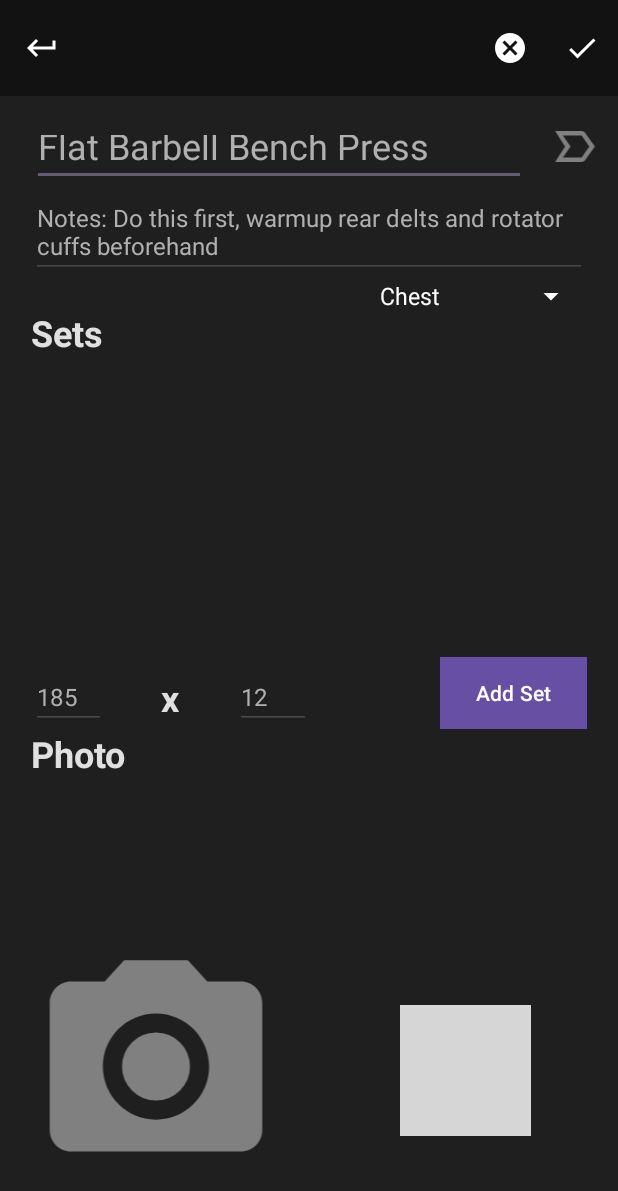
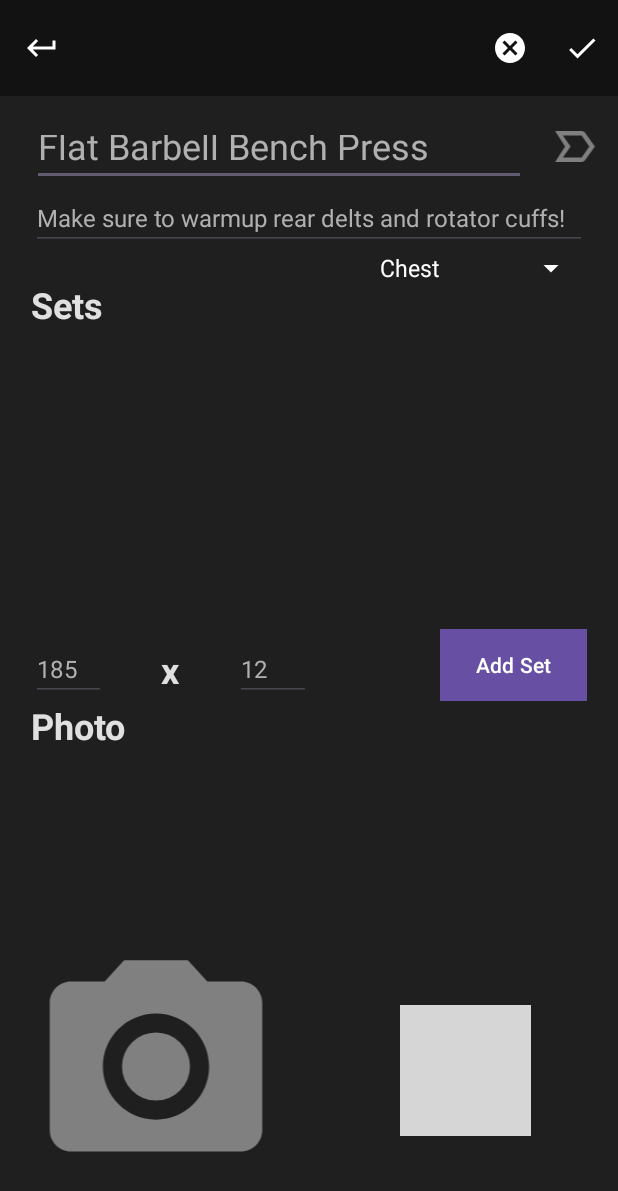
Before and after one commit to HamzaOumeziane/Exerdex-Mobile-App, an Android app: the AddEditExerciseActivity screen opened directly, with no data from a screen before it, on a phone screen of 412 x 824 dp. Shown: the top 1191 px of the screen. Run offline under Robolectric (Android 15) with nearby library versions, the light colour scheme and no system bars; our stand-ins replace Room's generated code; pictures from the network do not load; grey boxes are pictures that could not be loaded.

Commit message:
Applying string references to all displayed text
-> Langue francaise ajoutée.

```diff
--- a/App/app/src/main/java/ca/qc/bdeb/c5gm/exerdex/MainActivity.kt
+++ b/App/app/src/main/java/ca/qc/bdeb/c5gm/exerdex/MainActivity.kt
@@ -218,7 +218,7 @@
         deleteDone = findViewById(R.id.archiveButton)
         deleteDone.setOnClickListener {
             if (doneList.isEmpty() || newWorkoutName.text.toString().length < 2){
-                Toast.makeText(this,"Enter a workout name and at least one done exercise",Toast.LENGTH_SHORT).show()
+                Toast.makeText(this,getString(R.string.toast_new_workout_missing_info_error),Toast.LENGTH_SHORT).show()
             } else {
                 lifecycleScope.launch(Dispatchers.IO){
                     addDoneToArchive()
@@ -270,7 +270,7 @@
             val setsStringBuilder = StringBuilder()
             setsStringBuilder.append(exercise.name)
             val heaviestSet = exercise.setList.maxBy { it.weight }
-            setsStringBuilder.append(", heaviest set: ${heaviestSet.weight}x${heaviestSet.reps}")
+            setsStringBuilder.append(", ${getString(R.string.heaviest_set)}: ${heaviestSet.weight}x${heaviestSet.reps}")
             setList.add(setsStringBuilder.toString())
             val totalVolume = exercise.setList.sumOf { (it.weight * it.reps).toInt() }
             totalWorkoutVolume += totalVolume
--- a/App/app/src/main/res/layout/activity_add_edit_exercise.xml
+++ b/App/app/src/main/res/layout/activity_add_edit_exercise.xml
@@ -49,7 +49,7 @@
                 android:layout_height="44dp"
                 android:layout_marginTop="16dp"
                 android:ems="10"
-                android:hint="Flat Barbell Bench Press"
+                android:hint="@string/new_exercises_name_hint"
                 android:inputType="text"
                 android:textColor="@color/text_primary_light"
                 android:textColorHint="@color/text_secondary_light"
@@ -66,7 +66,7 @@
                 android:layout_height="wrap_content"
                 android:ems="10"
                 android:gravity="start|top"
-                android:hint="Notes: Do this first, warmup rear delts and rotator cuffs beforehand"
+                android:hint="@string/new_exercise_desc_hint"
                 android:inputType="textMultiLine"
                 android:textColor="@color/text_primary_light"
                 android:textColorHint="@color/text_secondary_light"
@@ -81,7 +81,7 @@
                 android:layout_width="wrap_content"
                 android:layout_height="wrap_content"
                 android:layout_marginTop="20dp"
-                android:text="Sets"
+                android:text="@string/set_word_plural"
                 android:textColor="@color/text_primary_light"
                 android:textSize="24sp"
                 android:textStyle="bold"
@@ -132,7 +132,7 @@
                 android:id="@+id/addSetBtn"
                 android:layout_width="wrap_content"
                 android:layout_height="wrap_content"
-                android:text="Add Set"
+                android:text="@string/add_set"
                 android:background="@color/background_dark"
                 app:layout_constraintEnd_toEndOf="@id/exerciseDescInput"
                 app:layout_constraintTop_toBottomOf="@id/setsRecyclerView" />
--- a/App/app/src/main/res/layout/list_workout_item.xml
+++ b/App/app/src/main/res/layout/list_workout_item.xml
@@ -45,7 +45,7 @@
         android:id="@+id/announcerTxtExercises"
         android:layout_width="wrap_content"
         android:layout_height="wrap_content"
-        android:text="Exercises:"
+        android:text="@string/exercise_word_plural"
         android:textColor="@android:color/white"
         android:textSize="16sp"
         android:textStyle="bold"
--- a/App/app/src/main/res/values/strings.xml
+++ b/App/app/src/main/res/values/strings.xml
@@ -15,4 +15,9 @@
     <string name="workout_name_decl">Workout name</string>
     <string name="finalize_workout">Finalize Workout</string>
     <string name="set_word_plural">Sets</string>
+    <string name="add_image">Add Image</string>
+    <string name="toast_new_set_missing_error">Please enter both reps and weight.</string>
+    <string name="toast_new_set_invalid_input_error">Please enter valid numbers for reps and weight.</string>
+    <string name="toast_new_exercise_missing_info_error">Make sure to enter a title and at least one set!</string>
+    <string name="toast_new_workout_missing_info_error">Enter a workout name and at least one done exercise.</string>
 </resources>
```
Also changed, not shown: App/app/src/main/java/ca/qc/bdeb/c5gm/exerdex/AddEditExerciseActivity.kt (+7 -7 lines), App/app/src/main/res/layout/activity_main.xml (+5 -5 lines), 1 other file.
